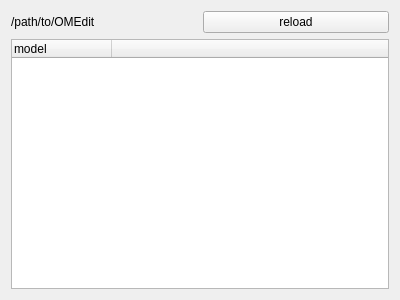
First picture: the form in ui/modelbrowser.ui, repository ijknabla/OpenModelicaRunner, before the edit.
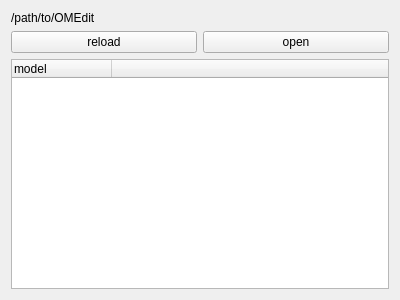
Second picture: the form after the edit.

What changed in the file:
```diff
--- a/ui/modelbrowser.ui
+++ b/ui/modelbrowser.ui
@@ -15,8 +15,6 @@
   </property>
   <layout class="QVBoxLayout" name="verticalLayout">
    <item>
-    <layout class="QHBoxLayout" name="horizontalLayout">
-     <item>
       <widget class="QLabel" name="workDirectoryLabel">
        <property name="text">
         <string>/path/to/OMEdit</string>
@@ -24,18 +22,21 @@
       </widget>
      </item>
      <item>
+    <layout class="QHBoxLayout" name="horizontalLayout">
+     <item>
       <widget class="QPushButton" name="reloadPushButton">
-       <property name="sizePolicy">
-        <sizepolicy hsizetype="Minimum" vsizetype="Minimum">
-         <horstretch>0</horstretch>
-         <verstretch>0</verstretch>
-        </sizepolicy>
-       </property>
        <property name="text">
         <string>reload</string>
        </property>
       </widget>
      </item>
+     <item>
+      <widget class="QPushButton" name="openPushButton">
+       <property name="text">
+        <string>open</string>
+       </property>
+      </widget>
+     </item>
     </layout>
    </item>
    <item>
```
Lines whose indentation alone changed are shown as unchanged.
